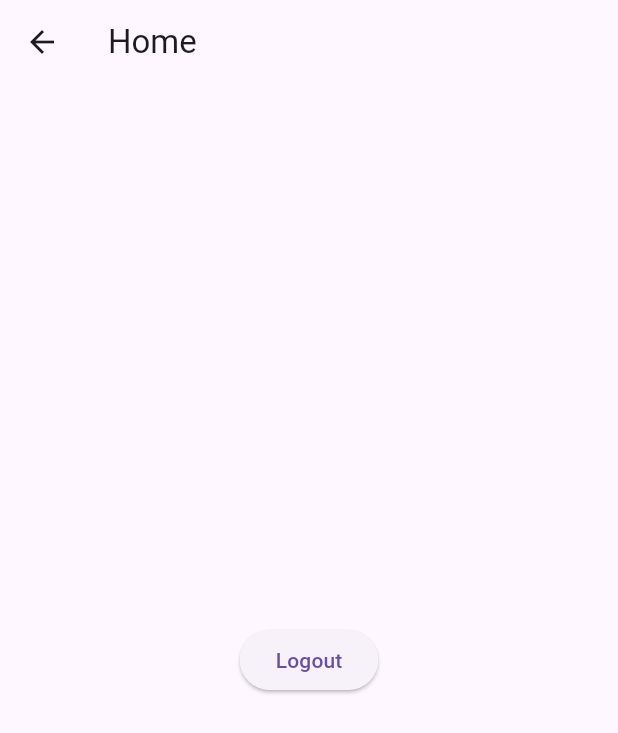
After one commit to rantnar/dsw52725_projekt, a Flutter app: the HomeView screen opened directly, on a phone screen of 412 x 824 dp. The commit adds this screen. Shown: the top 733 px of the screen. Run offline on Flutter 3.47's test engine with Material 3 defaults, Android fonts, the light colour scheme and no system bars.

Commit message:
added home view

```diff
--- /dev/null
+++ b/lib/views/home/home_view.dart
@@ -0,0 +1,29 @@
+import 'package:flutter/material.dart';
+import 'package:dsw52725_projekt/views/login/login_view.dart';
+
+class HomeView extends StatelessWidget {
+  const HomeView({super.key});
+
+  @override
+  Widget build(BuildContext context) {
+    return SafeArea(
+      child: Scaffold(
+        appBar: AppBar(
+          title: const Text('Home'),
+        ),
+        body: Center(
+          child: ElevatedButton(
+            onPressed: () {
+              Navigator.pushAndRemoveUntil(
+                context,
+                MaterialPageRoute(builder: (context) => const LoginView()),
+                (Route<dynamic> route) => false,
+              );
+            },
+            child: const Text('Logout'),
+          ),
+        ),
+      ),
+    );
+  }
+}
--- a/lib/views/login/login_view.dart
+++ b/lib/views/login/login_view.dart
@@ -1,4 +1,5 @@
 import 'package:dsw52725_projekt/utils/my_images.dart';
+import 'package:dsw52725_projekt/views/home/home_view.dart';
 import 'package:flutter/material.dart';
 import 'package:dsw52725_projekt/utils/my_colors.dart';
 import '../register/register_view.dart';
@@ -21,8 +22,7 @@ class LoginViewState extends State<LoginView> {
         _isLoading = true;
       });
 
-      // Simulate a login process
-      Future.delayed(const Duration(seconds: 2), () {
+      Future.delayed(const Duration(seconds: 3), () {
         setState(() {
           _isLoading = false;
         });
@@ -30,7 +30,7 @@ class LoginViewState extends State<LoginView> {
         if (mounted) {
           Navigator.push(
             context,
-            MaterialPageRoute(builder: (context) => const RegisterView()),
+            MaterialPageRoute(builder: (context) => const HomeView()),
           );
         }
       });
--- a/pubspec.yaml
+++ b/pubspec.yaml
@@ -35,6 +35,7 @@ dependencies:
   # The following adds the Cupertino Icons font to your application.
   # Use with the CupertinoIcons class for iOS style icons.
   cupertino_icons: ^1.0.8
+  shared_preferences:
 
 dev_dependencies:
   flutter_test:
```
Also changed, not shown: lib/views/register/register_view.dart (+17 -9 lines), pubspec.lock, 2 other files.
